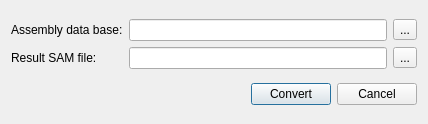
Old version of the form src/corelibs/U2View/src/util_dna_assembly/ui/AssemblyToSamDialog.ui in the repository violethaze74/ugene.
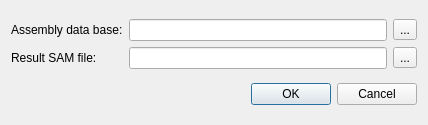
New version of the form.

Commit message: Help system for all dialogs, UI improvements for all dialogs.

What changed in the file:
```diff
--- a/src/corelibs/U2View/src/util_dna_assembly/ui/AssemblyToSamDialog.ui
+++ b/src/corelibs/U2View/src/util_dna_assembly/ui/AssemblyToSamDialog.ui
@@ -10,7 +10,7 @@
     <x>0</x>
     <y>0</y>
     <width>428</width>
-    <height>124</height>
+    <height>125</height>
    </rect>
   </property>
   <property name="windowTitle">
@@ -56,35 +56,11 @@
     </layout>
    </item>
    <item>
-    <layout class="QHBoxLayout" name="horizontalLayout_2">
-     <item>
-      <spacer name="horizontalSpacer_2">
-       <property name="orientation">
-        <enum>Qt::Horizontal</enum>
-       </property>
-       <property name="sizeHint" stdset="0">
-        <size>
-         <width>40</width>
-         <height>20</height>
-        </size>
-       </property>
-      </spacer>
-     </item>
-     <item>
-      <widget class="QPushButton" name="convertButton">
-       <property name="text">
-        <string>Convert</string>
-       </property>
-      </widget>
-     </item>
-     <item>
-      <widget class="QPushButton" name="cancelButton">
-       <property name="text">
-        <string>Cancel</string>
-       </property>
-      </widget>
-     </item>
-    </layout>
+    <widget class="QDialogButtonBox" name="buttonBox">
+     <property name="standardButtons">
+      <set>QDialogButtonBox::Cancel|QDialogButtonBox::Ok</set>
+     </property>
+    </widget>
    </item>
   </layout>
  </widget>
```
The commit also changes 309 other files.
